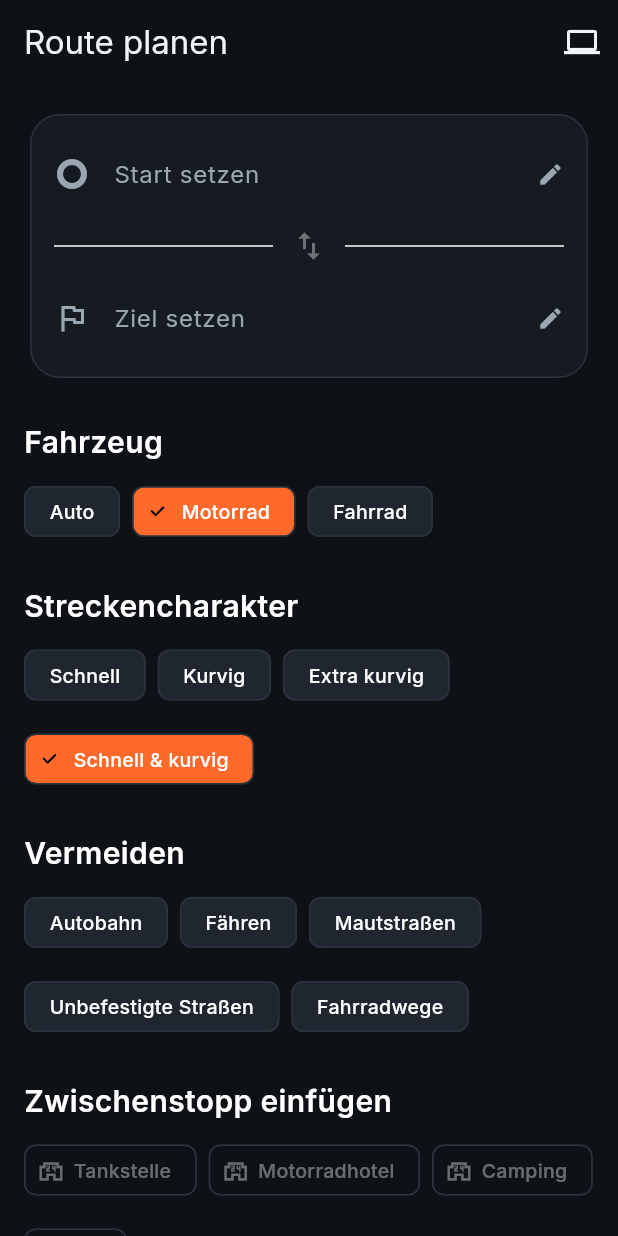
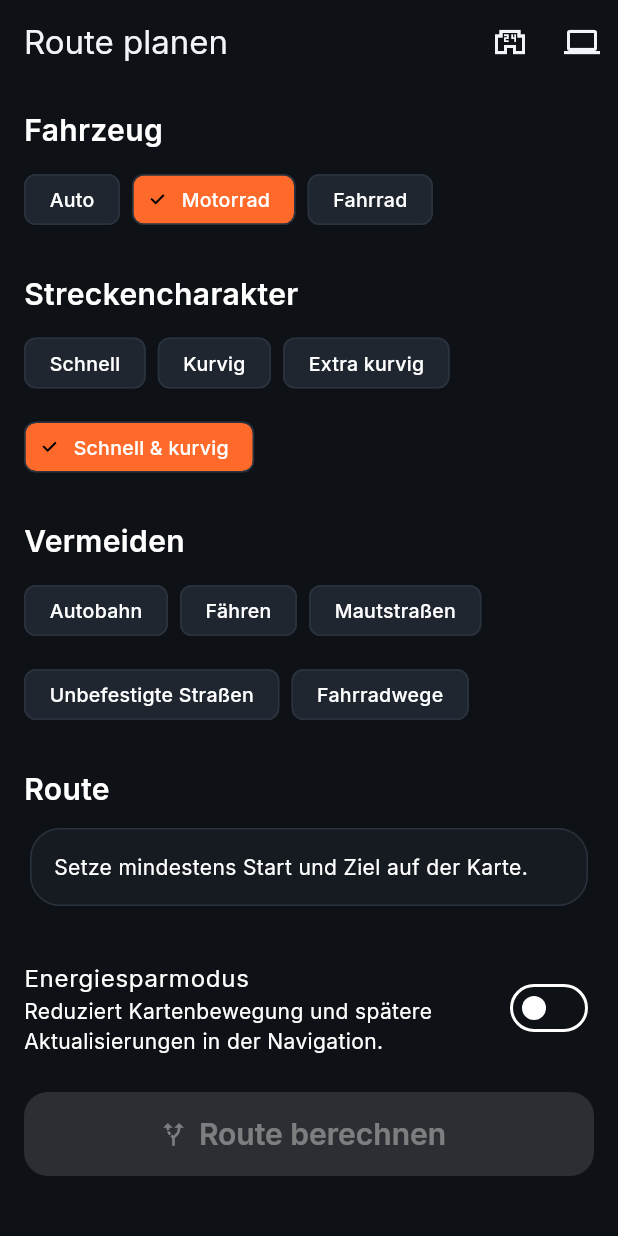
Before and after one commit to Kjell35/motoroute, a Flutter app: the RoutePlannerScreen screen opened by its route, on a phone screen of 412 x 824 dp. Run offline on Flutter 3.47's test engine with Material 3 defaults, Android fonts, the phone set to English and light mode, and no system bars; our stand-ins replace flutter_riverpod, geolocator, go_router, pretty_qr_code, shared_preferences; missing offline and left inert: maplibre_gl, mobile_scanner; accounts and stored records are empty.

Commit message:
UI-Optik wie vorher: Route-Planer im M0-M2-Layout, Suche ohne neue Optik-Felder
Route-Planer zeigt wieder das vertraute Bild (Fahrzeug/Charakter/Vermeiden-
Chips, Route-Card, Sparmodus, „Route berechnen") — die M3-Funktionen
(Computer-Planung, POI-Zwischenstopps, Entwurf leeren) sind als schmale
App-Bar-Icons erreichbar, inklusive Kategorie-Auswahl für Stopps.
Such-Screen ohne Chevron/Clear-X-Neuerungen; der Übernahme-Flow
(Start/Ziel/Zwischenstopp → zurück zur Karte) bleibt erhalten.

🤖 Generated with Codebuff
Co-Authored-By: Codebuff <noreply@codebuff.com>

```diff
--- a/apps/mobile/lib/presentation/screens/route/route_planner_screen.dart
+++ b/apps/mobile/lib/presentation/screens/route/route_planner_screen.dart
@@ -1,8 +1,5 @@
-import 'dart:async';
-
 import 'package:flutter/material.dart';
 import 'package:flutter_riverpod/flutter_riverpod.dart';
-import 'package:go_router/go_router.dart';
 
 import '../../../application/route/route_preferences_provider.dart';
 import '../../../application/route/route_quote_provider.dart';
@@ -10,21 +7,20 @@ import '../../../application/route/waypoint_providers.dart';
 import '../../../application/settings/saver_mode_provider.dart';
 import '../../../design/tokens/mr_colors.dart';
 import '../../../design/tokens/mr_theme.dart';
+import '../../../domain/models/place.dart';
 import '../../../domain/models/route_preferences.dart';
 import '../../../domain/models/route_quote.dart';
 import '../../../domain/models/waypoint.dart';
 import '../../../domain/value_objects/app_location.dart';
-import '../../../domain/models/place.dart';
 import '../../../infrastructure/pairing/http_pairing_repository.dart';
 import '../../../infrastructure/pois/http_poi_repository.dart';
 import 'computer_planning_sheet.dart';
 
 /// Zentraler, nicht während der Fahrt bedienbarer Routen-Entwurf.
 ///
-/// M3-Komfort: Start → Ziel als direkte, antippbare Zeile (Trennung + Swap) —
-/// der häufigste Fall ist Start/Ziel setzen, nicht Umwege pflegen. Waypoints
-/// darunter als kompakte Chips. „Route berechnen“-Ergebnis zeigt direkt den
-/// nächsten Schritt („Route zeigen“ zurück zur Karte).
+/// Optik wie M0–M2 (Chips + Route-Card + „Route berechnen"); die M3-Funktionen
+/// (Computer-Planung, POI-Zwischenstopps, Entwurf leeren) sind kompakt in der
+/// App-Bar untergebracht, ohne das vertraute Bild zu verändern.
 class RoutePlannerScreen extends ConsumerWidget {
   const RoutePlannerScreen({super.key});
 
@@ -34,13 +30,15 @@ class RoutePlannerScreen extends ConsumerWidget {
     final waypoints = ref.watch(waypointsProvider);
     final quote = ref.watch(routeQuoteProvider);
     final double directKm = _directDistanceKm(waypoints);
-    final Waypoint? start = waypoints.isNotEmpty ? waypoints.first : null;
-    final Waypoint? destination =
-        waypoints.length >= 2 ? waypoints.last : null;
     return Scaffold(
       appBar: AppBar(
         title: const Text('Route planen'),
         actions: [
+          IconButton(
+            tooltip: 'Zwischenstopp suchen (Tankstelle, Hotel, …)',
+            icon: const Icon(Icons.local_convenience_store_outlined),
+            onPressed: () => _pickStopCategory(context, ref),
+          ),
           IconButton(
             tooltip: 'Route am Computer planen',
             icon: const Icon(Icons.computer_outlined),
@@ -55,27 +53,6 @@ class RoutePlannerScreen extends ConsumerWidget {
         ],
       ),
       body: ListView(padding: const EdgeInsets.all(MrSpacing.md), children: [
-        _EndpointRow(
-          start: start,
-          destination: destination,
-          canSwap: waypoints.length >= 2,
-          onSwap: () => ref.read(waypointsProvider.notifier).swapStartDestination(),
-          onStartTap: () => context.push('/search?target=start'),
-          onDestinationTap: () => context.push('/search?target=destination'),
-          onRemoveStart: () => ref.read(waypointsProvider.notifier).removeAt(0),
-          onRemoveDestination: () =>
-              ref.read(waypointsProvider.notifier).removeAt(waypoints.length - 1),
-        ),
-        if (waypoints.length > 2) ...[
-          const SizedBox(height: MrSpacing.lg),
-          const _SectionTitle('Unterwegs'),
-          _WaypointChips(
-            waypoints: waypoints.sublist(1, waypoints.length - 1),
-            onRemove: (int index) =>
-                ref.read(waypointsProvider.notifier).removeAt(index),
-          ),
-        ],
-        const SizedBox(height: MrSpacing.lg),
         const _SectionTitle('Fahrzeug'),
         Wrap(
           spacing: MrSpacing.sm,
@@ -108,11 +85,6 @@ class RoutePlannerScreen extends ConsumerWidget {
           )).toList(),
         ),
         const SizedBox(height: MrSpacing.lg),
-        // Stopps bequem einfügen: Tankstelle, Motorradhotel, Camping, Eis.
-        // Sucht POIs entlang der direkten Linie Start↔Ziel (±4 km) und fügt
-        // per Auswahl als nächsten freien Zwischenpunkt ein.
-        _StopsSection(hasStartAndEnd: waypoints.length >= 2),
-        const SizedBox(height: MrSpacing.lg),
         const _SectionTitle('Route'),
         _RouteSummary(
           waypointCount: waypoints.length,
@@ -137,20 +109,11 @@ class RoutePlannerScreen extends ConsumerWidget {
           icon: const Icon(Icons.alt_route),
           label: const Text('Route berechnen'),
         ),
-        const SizedBox(height: MrSpacing.sm),
-        // Nach einer erfolgreichen Berechnung ist der logische nächste Schritt
-        // die Vorschau auf der Karte — nicht ein leerer Screen.
-        if (quote.valueOrNull != null)
-          FilledButton.tonalIcon(
-            onPressed: () => context.go('/'),
-            icon: const Icon(Icons.map_outlined),
-            label: const Text('Route auf Karte ansehen'),
-          ),
       ]),
     );
   }
 
-  /// „Route am Computer planen“: Token holen, QR-Code+Link im Dialog zeigen,
+  /// „Route am Computer planen": Token holen, QR-Code+Link im Dialog zeigen,
   /// und einen Poll-Button, der den Plan vom Backend übernimmt.
   void _showComputerPlanning(BuildContext context) {
     final PairingRepository repository = PairingRepository();
@@ -160,6 +123,65 @@ class RoutePlannerScreen extends ConsumerWidget {
       showDragHandle: true,
       isScrollControlled: true,
       builder: (_) => ComputerPlanningSheet(repository: repository),
+    );
+  }
+
+  /// POI-Zwischenstopp: erst Kategorie wählen (App-Bar-Zugang), dann die
+  /// Stopps entlang der BBox Start↔Ziel durchsuchen wie in der M3-Version.
+  void _pickStopCategory(BuildContext context, WidgetRef ref) {
+    if (ref.read(waypointsProvider).length < 2) {
+      ScaffoldMessenger.of(context).showSnackBar(
+        const SnackBar(
+            content: Text('Setze erst Start und Ziel, dann suche ich Stopps dazwischen.')),
+      );
+      return;
+    }
+    showModalBottomSheet<void>(
+      context: context,
+      backgroundColor: MrColors.card,
+      showDragHandle: true,
+      builder: (sheetContext) => SafeArea(
+        child: Column(mainAxisSize: MainAxisSize.min, children: [
+          Padding(
+            padding: const EdgeInsets.all(MrSpacing.md),
+            child: Text('Zwischenstopp einfügen', style: MrTypography.title),
+          ),
+          for (final StopCategory category in StopCategory.values)
+            ListTile(
+              leading: const Icon(
+                Icons.local_convenience_store_outlined,
+                color: MrColors.accentSecondary,
+              ),
+              title: Text(category.label),
+              trailing: const Icon(Icons.add),
+              onTap: () {
+                Navigator.of(sheetContext).pop();
+                _pickStop(context, ref, category);
+              },
+            ),
+        ]),
+      ),
+    );
+  }
+
+  Future<void> _pickStop(BuildContext context, WidgetRef ref, StopCategory category) async {
+    final List<Waypoint> waypoints = ref.read(waypointsProvider);
+    if (waypoints.length < 2) return;
+    final double south = waypoints.map((p) => p.latitude).reduce((a, b) => a < b ? a : b);
+    final double north = waypoints.map((p) => p.latitude).reduce((a, b) => a > b ? a : b);
+    final double west = waypoints.map((p) => p.longitude).reduce((a, b) => a < b ? a : b);
+    final double east = waypoints.map((p) => p.longitude).reduce((a, b) => a > b ? a : b);
+
+    await showModalBottomSheet<void>(
+      context: context,
+      backgroundColor: MrColors.card,
+      showDragHandle: true,
+      isScrollControlled: true,
+      builder: (sheetContext) => _StopPickerSheet(
+        category: category,
+        repository: PoiRepository(),
+        south: south, west: west, north: north, east: east,
+      ),
     );
   }
 
@@ -197,132 +219,9 @@ class RoutePlannerScreen extends ConsumerWidget {
   }
 }
 
-/// Start → Ziel als antippbare Doppelzeile. Leere Seiten laden die Suche;
-/// gefüllte zeigen Name + Detail + plumpe Löschen-Aktion.
-class _EndpointRow extends StatelessWidget {
-  const _EndpointRow({
-    required this.start,
-    required this.destination,
-    required this.canSwap,
-    required this.onSwap,
-    required this.onStartTap,
-    required this.onDestinationTap,
-    required this.onRemoveStart,
-    required this.onRemoveDestination,
-  });
-
-  final Waypoint? start;
-  final Waypoint? destination;
-  final bool canSwap;
-  final VoidCallback onSwap;
-  final VoidCallback onStartTap;
-  final VoidCallback onDestinationTap;
-  final VoidCallback onRemoveStart;
-  final VoidCallback onRemoveDestination;
-
-  @override
-  Widget build(BuildContext context) => Card(
-        child: Padding(
-          padding: const EdgeInsets.all(MrSpacing.md),
-          child: Column(children: [
-            _EndpointTile(
-              icon: Icons.trip_origin,
-              placeholder: 'Start setzen',
-              waypoint: start,
-              onTap: onStartTap,
-              onClear: start == null ? null : onRemoveStart,
-            ),
-            _SwapDivider(canSwap: canSwap, onSwap: onSwap),
-            _EndpointTile(
-              icon: Icons.flag_outlined,
-              placeholder: 'Ziel setzen',
-              waypoint: destination,
-              onTap: onDestinationTap,
-              onClear: destination == null ? null : onRemoveDestination,
-            ),
-          ]),
-        ),
-      );
-}
-
-class _EndpointTile extends StatelessWidget {
-  const _EndpointTile({
-    required this.icon,
-    required this.placeholder,
-    required this.waypoint,
-    required this.onTap,
-    required this.onClear,
-  });
-
-  final IconData icon;
-  final String placeholder;
-  final Waypoint? waypoint;
-  final VoidCallback onTap;
-  final VoidCallback? onClear;
-
-  @override
-  Widget build(BuildContext context) {
-    final bool filled = waypoint != null;
-    return ListTile(
-      contentPadding: EdgeInsets.zero,
-      dense: true,
-      onTap: onTap,
-      leading: Icon(icon, color: filled ? MrColors.accentPrimary : MrColors.textSecondary),
-      title: Text(
-        filled ? waypoint!.label : placeholder,
-        style: MrTypography.body.copyWith(
-          color: filled ? MrColors.textPrimary : MrColors.textSecondary,
-        ),
-      ),
-      subtitle: filled ? Text(waypoint!.detail ?? '', maxLines: 1, overflow: TextOverflow.ellipsis) : null,
-      trailing: onClear == null
-          ? const Icon(Icons.edit, size: 18, color: MrColors.textSecondary)
-          : IconButton(icon: const Icon(Icons.close, size: 18), onPressed: onClear, tooltip: 'Entfernen'),
-    );
-  }
-}
-
-class _SwapDivider extends StatelessWidget {
-  const _SwapDivider({required this.canSwap, required this.onSwap});
-  final bool canSwap;
-  final VoidCallback onSwap;
-
-  @override
-  Widget build(BuildContext context) => Row(children: [
-        const Expanded(child: Divider()),
-        IconButton(
-          tooltip: 'Start und Ziel tauschen',
-          onPressed: canSwap ? onSwap : null,
-          icon: const Icon(Icons.swap_vert),
-        ),
-        const Expanded(child: Divider()),
-      ]);
-}
-
-class _WaypointChips extends StatelessWidget {
-  const _WaypointChips({required this.waypoints, required this.onRemove});
-  final List<Waypoint> waypoints;
-  final ValueChanged<int> onRemove;
-
-  @override
-  Widget build(BuildContext context) => Wrap(
-        spacing: MrSpacing.sm,
-        runSpacing: MrSpacing.sm,
-        children: [
-          for (int index = 0; index < waypoints.length; index += 1)
-            InputChip(
-              avatar: Text('${index + 1}'),
-              label: Text(waypoints[index].label),
-              onDeleted: () => onRemove(index + 1), // +1: Start ist 0
-            ),
-        ],
-      );
-}
-
 class _SectionTitle extends StatelessWidget {
   const _SectionTitle(this.text);
   final String text;
-
   @override
   Widget build(BuildContext context) => Padding(
         padding: const EdgeInsets.only(bottom: MrSpacing.sm),
@@ -348,7 +247,7 @@ class _RouteSummary extends StatelessWidget {
         child: Padding(
           padding: const EdgeInsets.all(MrSpacing.md),
           child: waypointCount < 2
-              ? const Text('Setze Start und Ziel — hier oder auf der Karte (Langes Tippen).')
+              ? const Text('Setze mindestens Start und Ziel auf der Karte.')
               : Column(crossAxisAlignment: CrossAxisAlignment.start, children: [
                   Text('$waypointCount Wegpunkte', style: MrTypography.body),
                   const SizedBox(height: MrSpacing.xs),
@@ -376,62 +275,8 @@ class _RouteSummary extends StatelessWidget {
   }
 }
 
-
-/// POI-Zwischenstopp-Sektion: Kategorie wählen → Liste laden → antippen fügt
+/// POI-Stopp-Auswahl (über die App-Bar erreicht): Liste laden → antippen fügt
 /// den Stopp in den Routenentwurf. Aktiver Radius ist die BBox um Start+Ziel.
-class _StopsSection extends StatelessWidget {
-  const _StopsSection({required this.hasStartAndEnd});
-  final bool hasStartAndEnd;
-
-  static final PoiRepository _repository = PoiRepository();
-
-  @override
-  Widget build(BuildContext context) => Column(crossAxisAlignment: CrossAxisAlignment.start, children: [
-        const _SectionTitle('Zwischenstopp einfügen'),
-        Wrap(
-          spacing: MrSpacing.sm,
-          runSpacing: MrSpacing.sm,
-          children: [
-            for (final StopCategory category in StopCategory.values)
-              ActionChip(
-                avatar: const Icon(Icons.local_convenience_store_outlined, size: 18),
-                label: Text(category.label),
-                onPressed: !hasStartAndEnd
-                    ? null
-                    : () => _pickStop(context, category),
-              ),
-          ],
-        ),
-        if (!hasStartAndEnd)
-          const Padding(
-            padding: EdgeInsets.only(top: MrSpacing.xs),
-            child: Text('Setze erst Start und Ziel, dann suche ich Stopps dazwischen.',
-                style: MrTypography.label),
-          ),
-      ]);
-
-  Future<void> _pickStop(BuildContext context, StopCategory category) async {
-    final List<Waypoint> waypoints = ProviderScope.containerOf(context).read(waypointsProvider);
-    if (waypoints.length < 2) return;
-    final double south = waypoints.map((p) => p.latitude).reduce((a, b) => a < b ? a : b);
-    final double north = waypoints.map((p) => p.latitude).reduce((a, b) => a > b ? a : b);
-    final double west = waypoints.map((p) => p.longitude).reduce((a, b) => a < b ? a : b);
-    final double east = waypoints.map((p) => p.longitude).reduce((a, b) => a > b ? a : b);
-
-    showModalBottomSheet<void>(
-      context: context,
-      backgroundColor: MrColors.card,
-      showDragHandle: true,
-      isScrollControlled: true,
-      builder: (sheetContext) => _StopPickerSheet(
-        category: category,
-        repository: _repository,
-        south: south, west: west, north: north, east: east,
-      ),
-    );
-  }
-}
-
 class _StopPickerSheet extends StatefulWidget {
   const _StopPickerSheet({
     required this.category,
```
Also changed, not shown: apps/mobile/lib/presentation/screens/search/search_screen.dart (+1 -12 lines).
